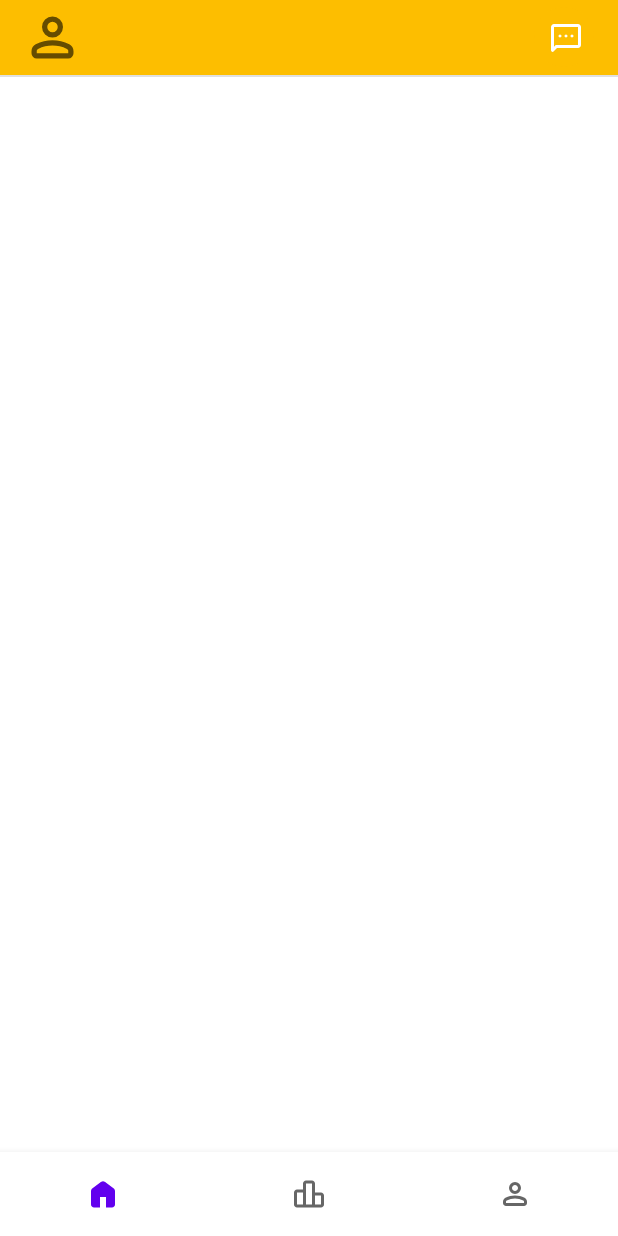
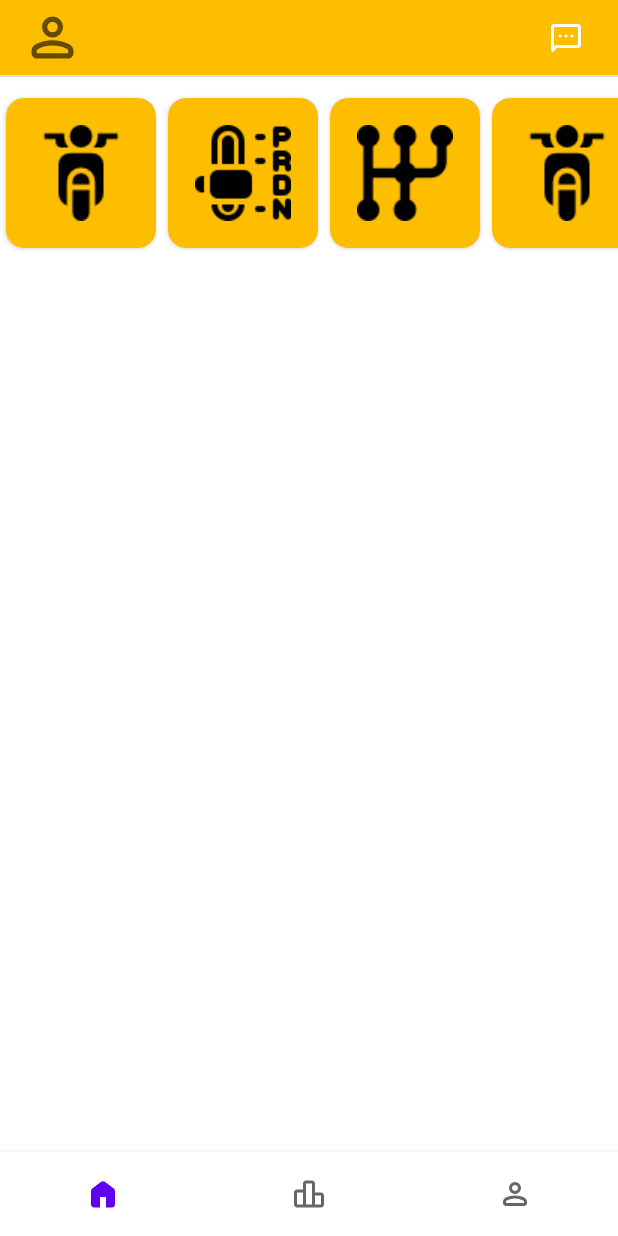
Before and after one commit to Elazar-Halperin/Find-driving-teacher-application, an Android app: the screen it shows after launch once a user with an empty profile is signed in (HomeActivity), on a phone screen of 412 x 824 dp. Run offline under Robolectric (Android 15) with nearby library versions, the phone set to English and light mode, and no system bars; our stand-ins replace Firebase (no records; nobody signed in at launch, a user with empty details on screens opened directly), navigation-ui.

Commit message:
Added choose list and some icons

```diff
--- a/app/src/main/java/com/elazarhalperin/fluentify/fragments/HomeFragment.java
+++ b/app/src/main/java/com/elazarhalperin/fluentify/fragments/HomeFragment.java
@@ -10,7 +10,6 @@ import androidx.fragment.app.Fragment;
 import android.view.LayoutInflater;
 import android.view.View;
 import android.view.ViewGroup;
-import android.widget.ImageButton;
 import android.widget.ImageView;
 
 import com.elazarhalperin.fluentify.R;
@@ -24,7 +23,7 @@ public class HomeFragment extends Fragment {
     public View onCreateView(LayoutInflater inflater, ViewGroup container,
                              Bundle savedInstanceState) {
         // Inflate the layout for this fragment
-        return inflater.inflate(R.layout.fragment_learn, container, false);
+        return inflater.inflate(R.layout.fragment_home, container, false);
 
     }
 
--- /dev/null
+++ b/app/src/main/res/layout/fragment_home.xml
@@ -0,0 +1,192 @@
+<?xml version="1.0" encoding="utf-8"?>
+<LinearLayout xmlns:android="http://schemas.android.com/apk/res/android"
+    xmlns:app="http://schemas.android.com/apk/res-auto"
+    xmlns:tools="http://schemas.android.com/tools"
+    android:layout_width="match_parent"
+    android:layout_height="match_parent"
+    android:orientation="vertical"
+    tools:context=".fragments.HomeFragment">
+
+    <LinearLayout
+        android:layout_width="match_parent"
+        android:layout_height="50dp"
+        android:background="@color/orange_color"
+        android:gravity="center_vertical"
+        android:orientation="horizontal"
+        android:paddingHorizontal="10dp">
+
+        <FrameLayout
+            android:layout_width="match_parent"
+            android:layout_height="match_parent">
+
+            <com.google.android.material.floatingactionbutton.FloatingActionButton
+                android:id="@+id/fab_goToChats"
+                android:layout_width="40dp"
+                android:layout_height="40dp"
+                android:layout_gravity="end|center"
+                android:layout_margin="4dp"
+                android:backgroundTint="@color/orange_color"
+                android:clickable="true"
+                android:src="@drawable/icon_sms_24px"
+                app:borderWidth="0dp"
+                app:elevation="0dp"
+                app:fabCustomSize="43dp"
+                app:tint="@color/white" />
+
+            <ImageView
+                android:id="@+id/iv_profilePicture"
+                android:layout_width="wrap_content"
+                android:layout_height="match_parent"
+                android:layout_gravity="center_vertical"
+                android:layout_margin="4dp"
+                android:adjustViewBounds="true"
+                android:backgroundTint="@color/white"
+                app:srcCompat="@drawable/person_icon24px" />
+        </FrameLayout>
+
+
+    </LinearLayout>
+
+
+    <View
+        android:id="@+id/divider"
+        android:layout_width="match_parent"
+        android:layout_height="1dp"
+        android:background="?android:attr/listDivider" />
+
+
+        <HorizontalScrollView
+            android:layout_width="match_parent"
+            android:layout_marginVertical="10dp"
+            android:scrollbarSize="0dp"
+            android:layout_height="wrap_content">
+            <LinearLayout
+                android:layout_width="wrap_content"
+                android:layout_height="wrap_content">
+                <androidx.cardview.widget.CardView
+                    android:layout_width="100dp"
+                    android:layout_height="100dp"
+                    app:cardCornerRadius="12dp"
+                    android:layout_margin="4dp"
+                    app:cardBackgroundColor="@color/orange_color">
+                    <ImageView
+                        android:layout_width="wrap_content"
+                        android:layout_height="wrap_content"
+                        android:layout_gravity="center"
+                        app:srcCompat="@drawable/motorcycle_icon"/>
+                </androidx.cardview.widget.CardView>
+ <androidx.cardview.widget.CardView
+                    android:layout_width="100dp"
+                    android:layout_height="100dp"
+                    app:cardCornerRadius="12dp"
+                    android:layout_margin="4dp"
+                    app:cardBackgroundColor="@color/orange_color">
+                    <ImageView
+                        android:layout_width="wrap_content"
+                        android:layout_height="wrap_content"
+                        android:layout_gravity="center"
+                        app:srcCompat="@drawable/automatic_icon64px"/>
+                </androidx.cardview.widget.CardView>
+ <androidx.cardview.widget.CardView
+                    android:layout_width="100dp"
+                    android:layout_height="100dp"
+                    app:cardCornerRadius="12dp"
+                    android:layout_margin="4dp"
+                    app:cardBackgroundColor="@color/orange_color">
+                    <ImageView
+                        android:layout_width="wrap_content"
+                        android:layout_height="wrap_content"
+                        android:layout_gravity="center"
+                        app:srcCompat="@drawable/manual_icon64px"/>
+                </androidx.cardview.widget.CardView>
+ <androidx.cardview.widget.CardView
+                    android:layout_width="100dp"
+                    android:layout_height="100dp"
+                    app:cardCornerRadius="12dp"
+                    android:layout_margin="4dp"
+                    app:cardBackgroundColor="@color/orange_color">
+                    <ImageView
+                        android:layout_width="wrap_content"
+                        android:layout_height="wrap_content"
+                        android:layout_gravity="center"
+                        app:srcCompat="@drawable/motorcycle_icon"/>
+                </androidx.cardview.widget.CardView>
+ <androidx.cardview.widget.CardView
+                    android:layout_width="100dp"
+                    android:layout_height="100dp"
+                    app:cardCornerRadius="12dp"
+                    android:layout_margin="4dp"
+                    app:cardBackgroundColor="@color/orange_color">
+                    <ImageView
+                        android:layout_width="wrap_content"
+                        android:layout_height="wrap_content"
+                        android:layout_gravity="center"
+                        app:srcCompat="@drawable/motorcycle_icon"/>
+                </androidx.cardview.widget.CardView>
+ <androidx.cardview.widget.CardView
+                    android:layout_width="100dp"
+                    android:layout_height="100dp"
+                    app:cardCornerRadius="12dp"
+                    android:layout_margin="4dp"
+                    app:cardBackgroundColor="@color/orange_color">
+                    <ImageView
+                        android:layout_width="wrap_content"
+                        android:layout_height="wrap_content"
+                        android:layout_gravity="center"
+                        app:srcCompat="@drawable/motorcycle_icon"/>
+                </androidx.cardview.widget.CardView>
+ <androidx.cardview.widget.CardView
+                    android:layout_width="100dp"
+                    android:layout_height="100dp"
+                    app:cardCornerRadius="12dp"
+                    android:layout_margin="4dp"
+                    app:cardBackgroundColor="@color/orange_color">
+                    <ImageView
+                        android:layout_width="wrap_content"
+                        android:layout_height="wrap_content"
+                        android:layout_gravity="center"
+                        app:srcCompat="@drawable/motorcycle_icon"/>
+                </androidx.cardview.widget.CardView>
+ <androidx.cardview.widget.CardView
+                    android:layout_width="100dp"
+                    android:layout_height="100dp"
+                    app:cardCornerRadius="12dp"
+                    android:layout_margin="4dp"
+                    app:cardBackgroundColor="@color/orange_color">
+                    <ImageView
+                        android:layout_width="wrap_content"
+                        android:layout_height="wrap_content"
+                        android:layout_gravity="center"
+                        app:srcCompat="@drawable/motorcycle_icon"/>
+                </androidx.cardview.widget.CardView>
+ <androidx.cardview.widget.CardView
+                    android:layout_width="100dp"
+                    android:layout_height="100dp"
+                    app:cardCornerRadius="12dp"
+                    android:layout_margin="4dp"
+                    app:cardBackgroundColor="@color/orange_color">
+                    <ImageView
+                        android:layout_width="wrap_content"
+                        android:layout_height="wrap_content"
+                        android:layout_gravity="center"
+                        app:srcCompat="@drawable/motorcycle_icon"/>
+                </androidx.cardview.widget.CardView>
+
+            </LinearLayout>
+        </HorizontalScrollView>
+
+
+    <LinearLayout
+        android:layout_width="match_parent"
+        android:layout_height="wrap_content"
+        android:orientation="vertical">
+
+        <androidx.recyclerview.widget.RecyclerView
+            android:id="@+id/rv_units"
+            android:layout_width="match_parent"
+            android:layout_height="match_parent"
+            android:scrollbarSize="0dp" />
+    </LinearLayout>
+
+
+</LinearLayout>
--- a/app/src/main/res/layout/fragment_learn.xml
+++ /dev/null
@@ -1,70 +0,0 @@
-<?xml version="1.0" encoding="utf-8"?>
-<LinearLayout xmlns:android="http://schemas.android.com/apk/res/android"
-    xmlns:app="http://schemas.android.com/apk/res-auto"
-    xmlns:tools="http://schemas.android.com/tools"
-    android:layout_width="match_parent"
-    android:layout_height="match_parent"
-    android:orientation="vertical"
-    tools:context=".fragments.HomeFragment">
-
-    <LinearLayout
-        android:layout_width="match_parent"
-        android:layout_height="50dp"
-        android:background="@color/orange_color"
-        android:gravity="center_vertical"
-        android:orientation="horizontal"
-        android:paddingHorizontal="10dp">
-
-        <FrameLayout
-            android:layout_width="match_parent"
-            android:layout_height="match_parent">
-
-            <com.google.android.material.floatingactionbutton.FloatingActionButton
-                android:id="@+id/floatingActionButton"
-                android:layout_width="40dp"
-                android:layout_height="40dp"
-                android:layout_gravity="end|center"
-                android:layout_margin="4dp"
-                android:backgroundTint="@color/orange_color"
-                android:clickable="true"
-                android:src="@drawable/icon_sms_24px"
-                app:borderWidth="0dp"
-                app:elevation="0dp"
-                app:fabCustomSize="43dp"
-                app:tint="@color/white" />
-
-            <ImageView
-                android:id="@+id/iv_profilePicture"
-                android:layout_width="wrap_content"
-                android:layout_height="match_parent"
-                android:layout_gravity="center_vertical"
-                android:layout_margin="4dp"
-                android:adjustViewBounds="true"
-                android:backgroundTint="@color/white"
-                app:srcCompat="@drawable/person_icon24px" />
-        </FrameLayout>
-
-
-    </LinearLayout>
-
-
-    <View
-        android:id="@+id/divider"
-        android:layout_width="match_parent"
-        android:layout_height="1dp"
-        android:background="?android:attr/listDivider" />
-
-    <LinearLayout
-        android:layout_width="match_parent"
-        android:layout_height="wrap_content"
-        android:orientation="vertical">
-
-        <androidx.recyclerview.widget.RecyclerView
-            android:id="@+id/rv_units"
-            android:layout_width="match_parent"
-            android:layout_height="match_parent"
-            android:scrollbarSize="0dp" />
-    </LinearLayout>
-
-
-</LinearLayout>
--- a/app/src/main/res/navigation/main_nav.xml
+++ b/app/src/main/res/navigation/main_nav.xml
@@ -9,7 +9,7 @@
         android:id="@+id/learnFragment"
         android:name="com.elazarhalperin.fluentify.fragments.HomeFragment"
         android:label="fragment_learn"
-        tools:layout="@layout/fragment_learn" />
+        tools:layout="@layout/fragment_home" />
     <fragment
         android:id="@+id/leaderboardsFragment"
         android:name="com.elazarhalperin.fluentify.fragments.LeaderboardsFragment"
--- a/build.gradle
+++ b/build.gradle
@@ -4,6 +4,6 @@ buildscript {
     }
 }// Top-level build file where you can add configuration options common to all sub-projects/modules.
 plugins {
-    id 'com.android.application' version '7.2.2' apply false
-    id 'com.android.library' version '7.2.2' apply false
+    id 'com.android.application' version '7.3.1' apply false
+    id 'com.android.library' version '7.3.1' apply false
 }
```
Also changed, not shown: app/src/main/res/drawable/automatic_icon64px.png (added), app/src/main/res/drawable/manual_icon64px.png (added), app/src/main/res/drawable/motorcycle_icon.png (added).
